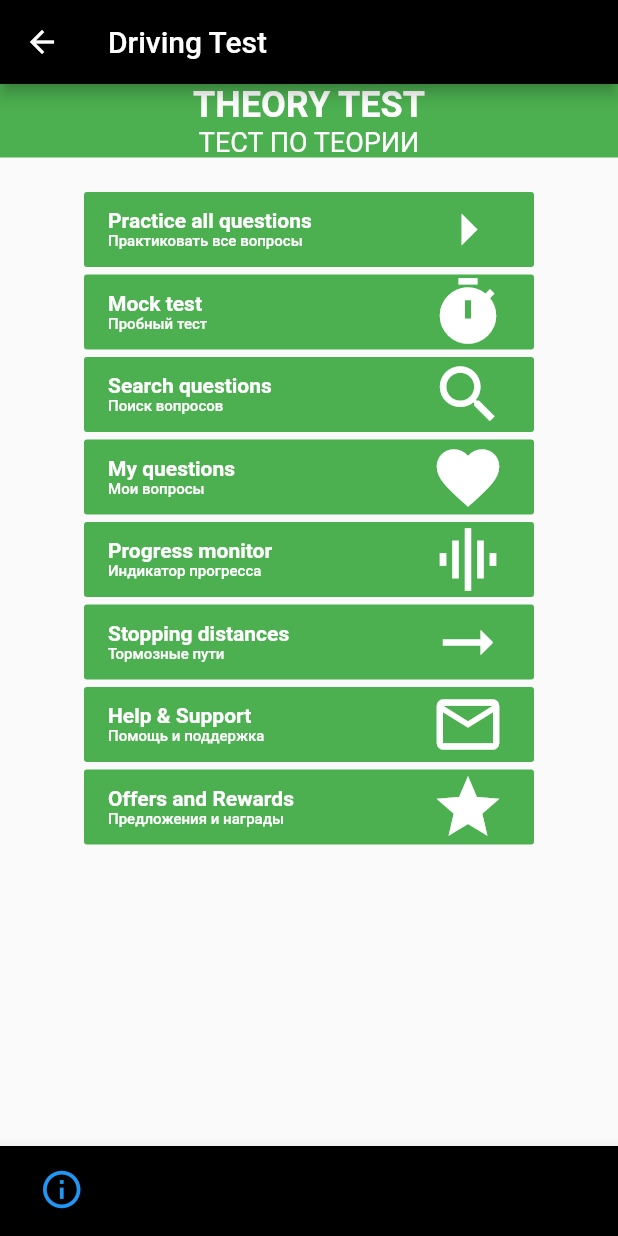
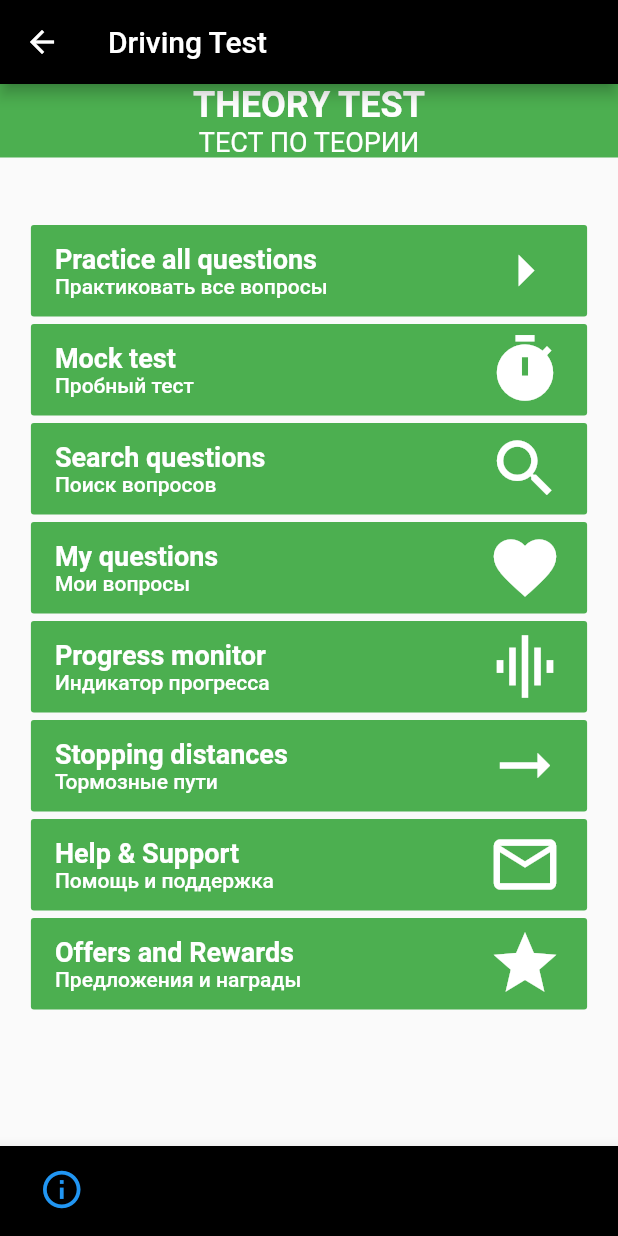
Before and after one commit to Impulseone/DrivingTheoryTest, a Flutter app: the screen it shows after launch, after a tap on "THEORY TEST", on a phone screen of 412 x 824 dp. Run offline on Flutter 3.47's test engine with Material 2 defaults, Android fonts, the phone set to English and light mode, and no system bars; our stand-ins replace rxdart, sqflite; accounts and stored records are empty.

Commit message:
view fixes

```diff
--- a/dirving_theory_test/lib/extension/custom_text_style.dart
+++ b/dirving_theory_test/lib/extension/custom_text_style.dart
@@ -14,6 +14,23 @@ class CustomTextStyle {
   static TextStyle rusTextStyleBody(BuildContext context) {
     return Theme.of(context).textTheme.bodyText1.copyWith(fontSize: 10.0, color: Colors.white);
   }
+
+  static TextStyle engTextStyleMenu(BuildContext context) {
+    return Theme.of(context).textTheme.bodyText1.copyWith(fontSize: 16.0, fontWeight: FontWeight.bold, color: Colors.white);
+  }
+
+  static TextStyle rusTextStyleMenu(BuildContext context) {
+    return Theme.of(context).textTheme.bodyText1.copyWith(fontSize: 12.0, color: Colors.white);
+  }
+
+  static TextStyle engTextStyleMenuBig(BuildContext context) {
+    return Theme.of(context).textTheme.bodyText1.copyWith(fontSize: 18.0, fontWeight: FontWeight.bold, color: Colors.white);
+  }
+
+  static TextStyle rusTextStyleMenuBig(BuildContext context) {
+    return Theme.of(context).textTheme.bodyText1.copyWith(fontSize: 14.0, color: Colors.white);
+  }
+
   static TextStyle engTextStyleBodyBlack(BuildContext context) {
     return Theme.of(context).textTheme.bodyText1.copyWith(fontSize: 14.0, fontWeight: FontWeight.bold, color: Colors.black);
   }
--- a/dirving_theory_test/lib/view/menu_screens/home_page.dart
+++ b/dirving_theory_test/lib/view/menu_screens/home_page.dart
@@ -12,7 +12,6 @@ class HomePage extends StatefulWidget {
 }
 
 class _HomePageState extends State<HomePage> {
-
   @override
   void initState() {
     super.initState();
@@ -53,8 +52,7 @@ class _HomePageState extends State<HomePage> {
       data: Theme.of(context).copyWith(
           canvasColor: Colors.black,
           primaryColor: Colors.white,
-          textTheme: Theme
-              .of(context)
+          textTheme: Theme.of(context)
               .textTheme
               .copyWith(caption: new TextStyle(color: Colors.white))),
       child: new BottomNavigationBar(
@@ -75,7 +73,7 @@ class _HomePageState extends State<HomePage> {
     );
   }
 
-  BottomNavigationBarItem bottomMenuItem(IconData iconData){
+  BottomNavigationBarItem bottomMenuItem(IconData iconData) {
     return new BottomNavigationBarItem(
       icon: new Icon(
         iconData,
@@ -85,11 +83,12 @@ class _HomePageState extends State<HomePage> {
     );
   }
 
-  Widget menuButton(Color color, IconData icon, String engText,
-      String rusText) {
+  Widget menuButton(
+      Color color, IconData icon, String engText, String rusText) {
     return RaisedButton(
         color: color,
         child: Column(
+          mainAxisAlignment: MainAxisAlignment.center,
           children: [
             Icon(
               icon,
@@ -98,19 +97,20 @@ class _HomePageState extends State<HomePage> {
             ),
             Text("$engText",
                 textAlign: TextAlign.center,
-              style: CustomTextStyle.engTextStyleBody(context)),
+                style: CustomTextStyle.engTextStyleMenu(context)),
             Padding(padding: EdgeInsets.all(4)),
             Text("$rusText",
                 textAlign: TextAlign.center,
-              style: CustomTextStyle.rusTextStyleBody(context))
+                style: CustomTextStyle.rusTextStyleMenu(context))
           ],
         ),
-      onPressed: () {
+        onPressed: () => openPage(engText));
+  }
+
+  void openPage(String engText) {
     if (engText == "THEORY TEST")
       Navigator.of(context).push(
           MaterialPageRoute(builder: (context) => SelectOperationMenuPage()));
-      },
-    );
   }
 
   void initAndWriteQuestionsToDb() async {
--- a/dirving_theory_test/lib/view/menu_screens/select_operation_page.dart
+++ b/dirving_theory_test/lib/view/menu_screens/select_operation_page.dart
@@ -45,7 +45,9 @@ class _SelectOperationMenuPageState extends State<SelectOperationMenuPage> {
         body: Column(
           children: [
             _header(),
-            Padding(padding: EdgeInsets.only(top: 18)),
+            SizedBox(
+              height: 40.0,
+            ),
             _button("Practice all questions", "Практиковать все вопросы",
                 Icons.arrow_right, PageType.PRACTICE_ALL_QUESTIONS),
             _button(
@@ -97,14 +99,15 @@ class _SelectOperationMenuPageState extends State<SelectOperationMenuPage> {
     return Padding(
         padding: EdgeInsets.only(top: 5),
         child: SizedBox(
-          width: 300.0,
+          width: MediaQuery.of(context).size.width * 0.9,
           child: RaisedButton(
               elevation: 0,
               color: Colors.green,
               child: Row(
                 children: [
                   Container(
-                      width: 215, child: _textInsideButton(engText, rusText)),
+                      width: MediaQuery.of(context).size.width * 0.7,
+                      child: _textInsideButton(engText, rusText)),
                   Icon(iconData, color: Colors.white, size: 50)
                 ],
               ),
@@ -134,19 +137,21 @@ class _SelectOperationMenuPageState extends State<SelectOperationMenuPage> {
   }
 
   Widget _textInsideButton(String engText, String rusText) {
-    return Column(
+    return Container(
+      padding: EdgeInsets.only(top: 12,bottom: 12),
+        child: Column(
       crossAxisAlignment: CrossAxisAlignment.start,
       children: [
         Text(
           engText,
-          style: CustomTextStyle.engTextStyleBody(context),
+          style: CustomTextStyle.engTextStyleMenuBig(context),
         ),
         Text(
           rusText,
-          style: CustomTextStyle.rusTextStyleBody(context),
+          style: CustomTextStyle.rusTextStyleMenuBig(context),
         ),
       ],
-    );
+    ));
   }
 
   void _openFavoritesScreen() {
```
Also changed, not shown: dirving_theory_test/assets/Alertness.json (+1 -13 lines), dirving_theory_test/lib/view/menu_screens/select_category_screen.dart (+16 -9 lines), dirving_theory_test/lib/view/question_screen.dart (+72 -46 lines), dirving_theory_test/assets/questions.json. Lines whose indentation alone changed are shown as unchanged.
